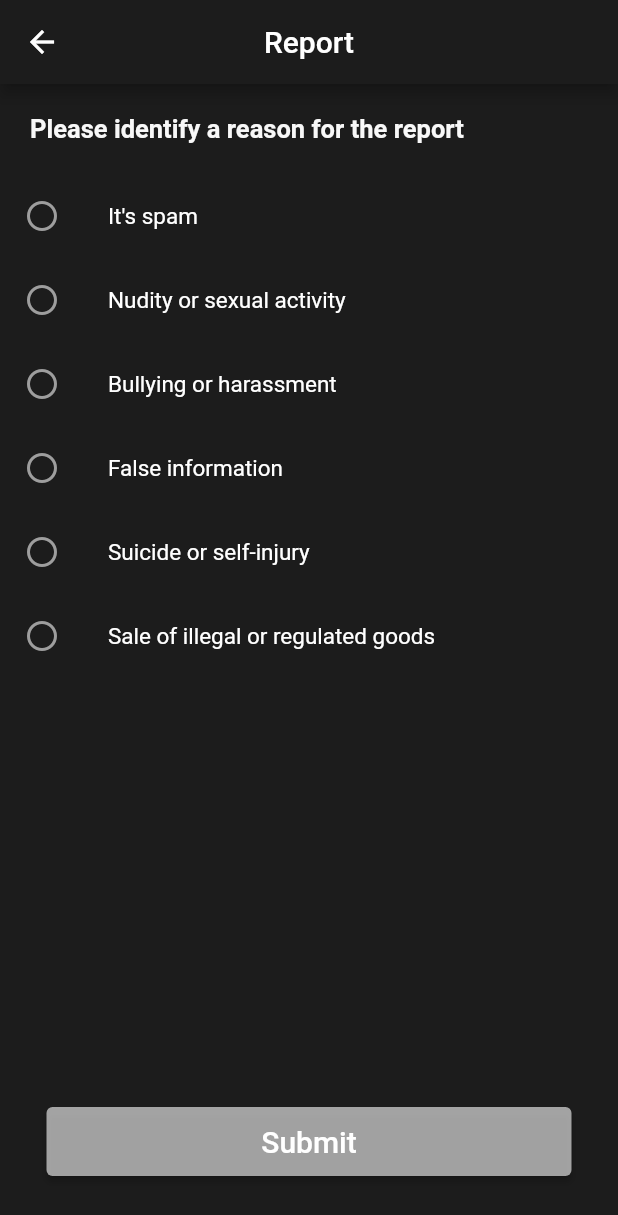
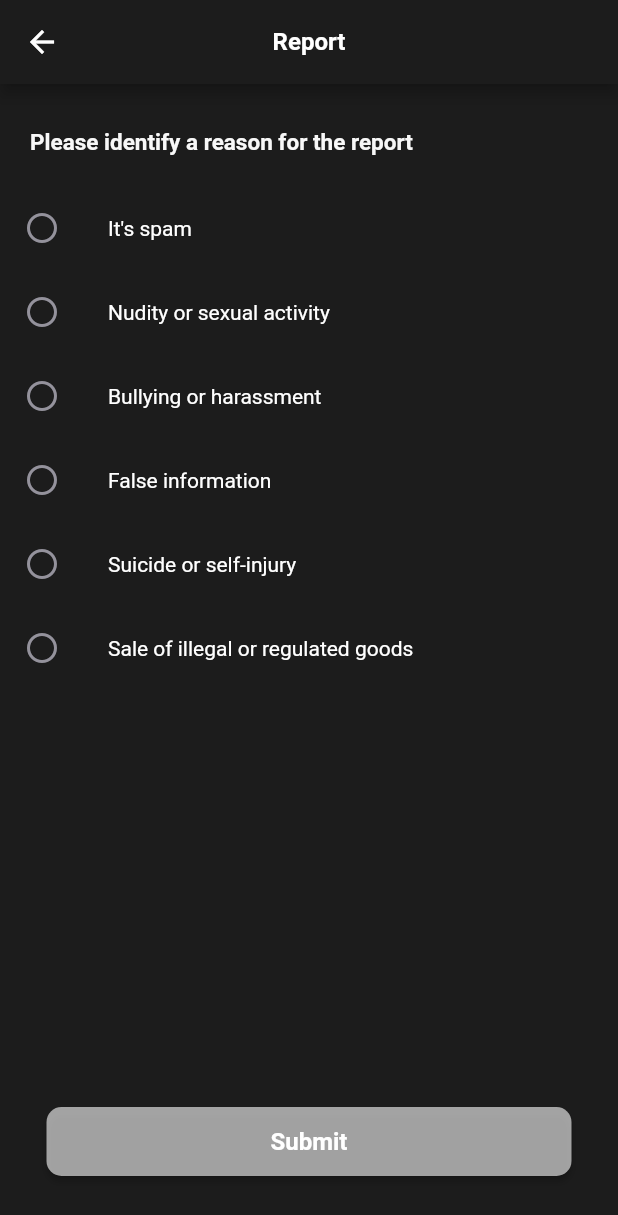
Before and after one commit to seoyoungk0909/INUS, a Flutter app: the ReportPage screen opened by its route, on a phone screen of 412 x 824 dp. Shown: the top 1215 px of the screen. Run offline on Flutter 3.47's test engine with Material 2 defaults, Android fonts, the phone set to English and light mode, and no system bars; our stand-ins replace cloud_firestore, firebase_auth, firebase_core, flutter_keyboard_visibility, flutter_speed_dial, flutter_svg and 1 more; accounts and stored records are empty; Roboto replaces fonts that are missing (Outfit); project files that could hold a hidden picture were left out.

Commit message:
modify UI report page

```diff
--- a/lib/views/components/popup_dialog.dart
+++ b/lib/views/components/popup_dialog.dart
@@ -1,3 +1,4 @@
+import 'package:aus/utils/color_utils.dart';
 import 'package:flutter/material.dart';
 
 void popUpDialog(BuildContext context, String title, String body,
@@ -23,7 +24,10 @@ void popUpDialog(BuildContext context, String title, String body,
         actions: [
           TextButton(
             onPressed: () => Navigator.pop(context),
-            child: const Text('Close'),
+            child: Text(
+              'Close',
+              style: TextStyle(color: ApdiColors.themeGreen),
+            ),
           ),
           action ?? SizedBox.shrink(),
         ],
--- a/lib/views/report_page.dart
+++ b/lib/views/report_page.dart
@@ -1,3 +1,4 @@
+import 'package:aus/utils/color_utils.dart';
 import 'package:cloud_firestore/cloud_firestore.dart';
 import 'package:flutter/material.dart';
 import '../controllers/post_controller.dart';
@@ -77,19 +78,26 @@ class ReportPageState extends State<ReportPage> {
     return Scaffold(
         backgroundColor: Theme.of(context).backgroundColor,
         appBar: AppBar(
-          title: Text(widget.title),
+          title: Text(
+            widget.title,
+            style: const TextStyle(
+              fontSize: 16,
+              fontWeight: FontWeight.w600,
+            ),
+          ),
           centerTitle: true,
           backgroundColor: Theme.of(context).backgroundColor,
         ),
         body: Column(children: <Widget>[
           Container(
             alignment: Alignment.centerLeft,
-            padding: EdgeInsets.all(20),
+            padding: const EdgeInsetsDirectional.fromSTEB(20, 30, 20, 20),
             child: const Text(
               "Please identify a reason for the report",
               style: TextStyle(
-                fontSize: 17,
-                fontWeight: FontWeight.bold,
+                fontSize: 15,
+                fontFamily: 'Outfit',
+                fontWeight: FontWeight.w600,
               ),
             ),
           ),
@@ -105,9 +113,13 @@ class ReportPageState extends State<ReportPage> {
                   height: 46,
                   child: ElevatedButton(
                     style: ButtonStyle(
+                      shape: MaterialStateProperty.all<RoundedRectangleBorder>(
+                        RoundedRectangleBorder(
+                            borderRadius: BorderRadius.circular(10)),
+                      ),
                       backgroundColor: selectedReportType.isEmpty
                           ? MaterialStateProperty.all(Colors.white60)
-                          : MaterialStateProperty.all(Colors.red),
+                          : MaterialStateProperty.all(ApdiColors.errorRed),
                     ),
                     // onPressed: selectedRadio.trim().isEmpty ? null : () {},
                     onPressed: () {
@@ -121,7 +133,12 @@ class ReportPageState extends State<ReportPage> {
                     },
                     child: const Text(
                       'Submit',
-                      style: TextStyle(color: Colors.white, fontSize: 20.0),
+                      style: TextStyle(
+                        color: Colors.white,
+                        fontSize: 16,
+                        fontFamily: 'Outfit',
+                        fontWeight: FontWeight.w600,
+                      ),
                     ),
                   )),
             ),
@@ -153,15 +170,18 @@ class ListTileWidgetState extends State<ListTileWidget> {
       leading: isSelected
           ? Icon(
               Icons.radio_button_checked_outlined,
-              color: Colors.red,
+              color: ApdiColors.errorRed,
             )
           : Icon(
               Icons.radio_button_unchecked_outlined,
-              color: Colors.grey,
+              color: ApdiColors.greyText,
             ),
       title: Text(
         widget.name,
-        style: TextStyle(fontSize: 15),
+        style: const TextStyle(
+          fontSize: 14,
+          fontFamily: 'Outfit',
+        ),
       ),
       onTap: (() {
         setState(() {
```
